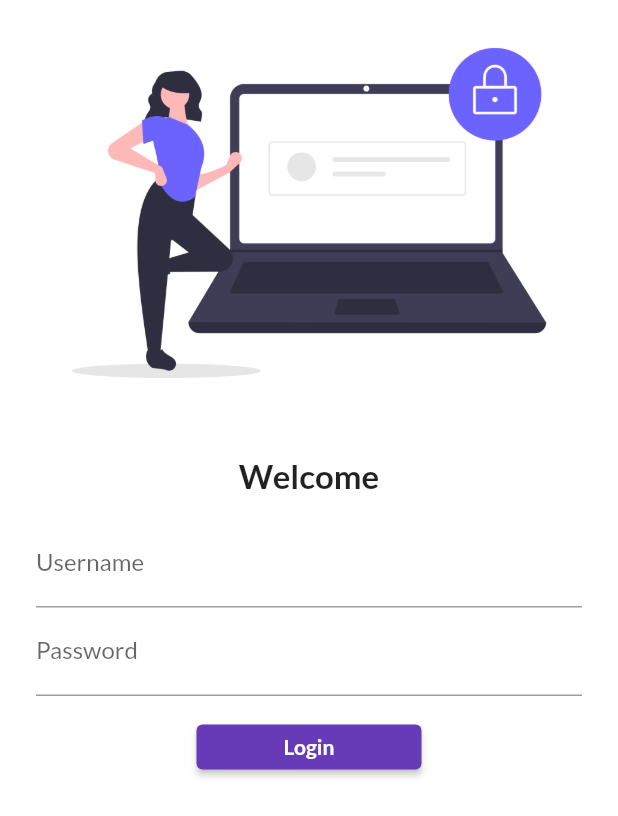
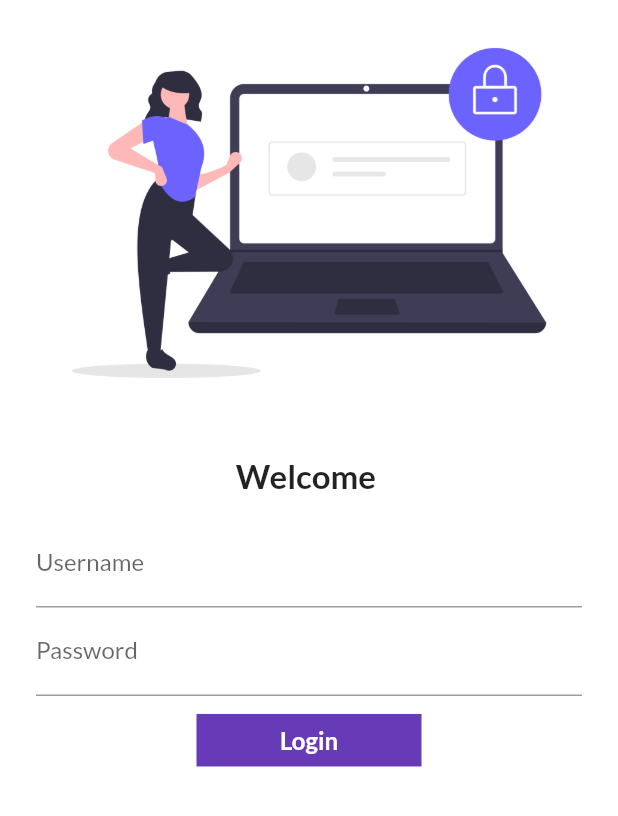
Before and after one commit to Chaitanya-087/30daysofFlutter, a Flutter app: the screen it shows after launch, on a phone screen of 412 x 824 dp. Shown: the top 816 px of the screen. Run offline on Flutter 3.47's test engine with Material 2 defaults, Android fonts, the phone set to English and light mode, and no system bars; our stand-ins replace google_fonts.

Commit message:
day 6 completed

```diff
--- a/lib/pages/login_page.dart
+++ b/lib/pages/login_page.dart
@@ -1,9 +1,16 @@
 import 'package:flutter/material.dart';
 import 'package:flutter_catalog/utils/routes.dart';
 
-class LoginPage extends StatelessWidget {
+class LoginPage extends StatefulWidget {
   const LoginPage({super.key});
 
+  @override
+  State<LoginPage> createState() => _LoginPageState();
+}
+
+class _LoginPageState extends State<LoginPage> {
+  String name = "";
+  bool isChanged = false;
   @override
   Widget build(BuildContext context) {
     return Material(
@@ -15,9 +22,9 @@ class LoginPage extends StatelessWidget {
             const SizedBox(
               height: 20.0,
             ),
-            const Text(
-              "Welcome",
-              style: TextStyle(fontSize: 22, fontWeight: FontWeight.bold),
+            Text(
+              "Welcome $name",
+              style: const TextStyle(fontSize: 22, fontWeight: FontWeight.bold),
             ),
             Padding(
               padding:
@@ -26,6 +33,11 @@ class LoginPage extends StatelessWidget {
                 // crossAxisAlignment: CrossAxisAlignment.stretch,
                 children: <Widget>[
                   TextFormField(
+                    onChanged: (value) {
+                      setState(() {
+                        name = value;
+                      });
+                    },
                     decoration: const InputDecoration(
                         hintText: 'Enter username', labelText: 'Username'),
                   ),
@@ -34,18 +46,45 @@ class LoginPage extends StatelessWidget {
                     decoration: const InputDecoration(
                         hintText: 'Enter password', labelText: 'Password'),
                   ),
-                  const SizedBox(height: 10.0),
-                  ElevatedButton(
-                      style: ElevatedButton.styleFrom(
-                          minimumSize: const Size(150.0, 30.0)),
-                      onPressed: () {
+                  const SizedBox(height: 12.0),
+                  InkWell(
+                    onTap: () async {
+                      setState(() {
+                        isChanged = true;
+                      });
+                      await Future.delayed(const Duration(seconds: 1), () {
                         Navigator.pushNamed(context, MyRoutes.homeRoute);
-                      },
-                      child: const Text(
-                        'Login',
-                        style: TextStyle(
-                            color: Colors.white, fontWeight: FontWeight.bold),
-                      ))
+                      });
+                    },
+                    splashColor: Theme.of(context).primaryColorLight,
+                    child: AnimatedContainer(
+                      duration: const Duration(seconds: 1),
+                      width: 150,
+                      height: 35,
+                      decoration: BoxDecoration(
+                        shape: isChanged ? BoxShape.circle : BoxShape.rectangle,
+                        color: Theme.of(context).primaryColor,
+                        // borderRadius: BorderRadius.circular(5)
+                      ),
+                      alignment: Alignment.center,
+                      child: const Text('Login',
+                          style: TextStyle(
+                              color: Colors.white,
+                              fontSize: 16,
+                              fontWeight: FontWeight.bold)),
+                    ),
+                  )
+                  // ElevatedButton(
+                  //     style: ElevatedButton.styleFrom(
+                  //         minimumSize: const Size(150.0, 30.0)),
+                  //     onPressed: () {
+                  //       Navigator.pushNamed(context, MyRoutes.homeRoute);
+                  //     },
+                  //     child: const Text(
+                  //       'Login',
+                  //       style: TextStyle(
+                  //           color: Colors.white, fontWeight: FontWeight.bold),
+                  //     ))
                 ],
               ),
             )
```
